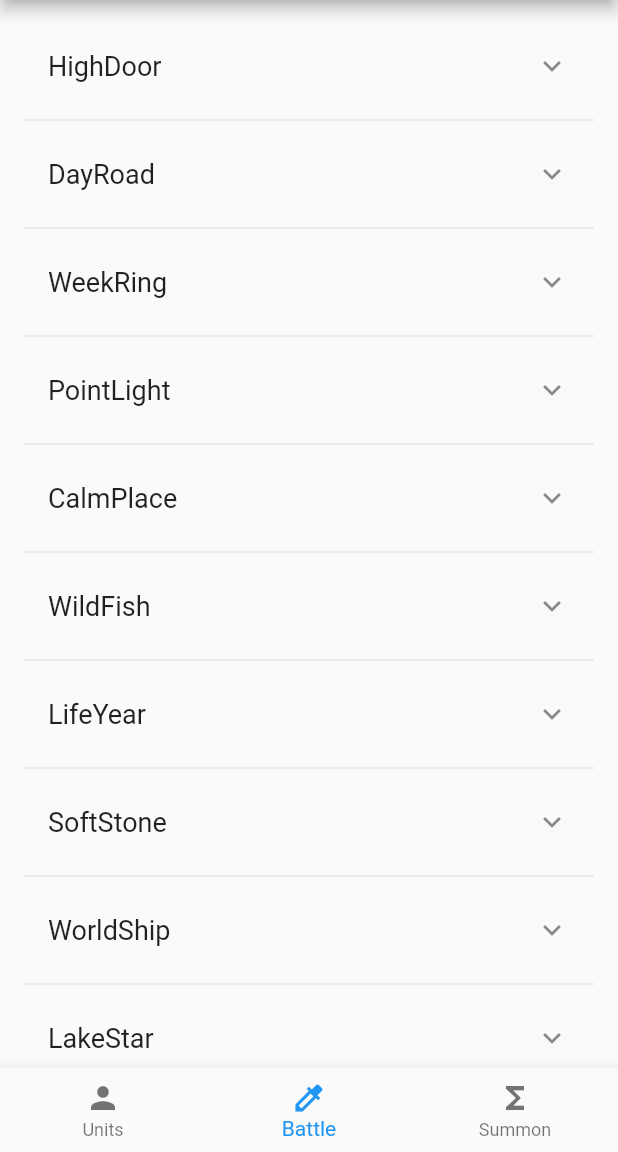
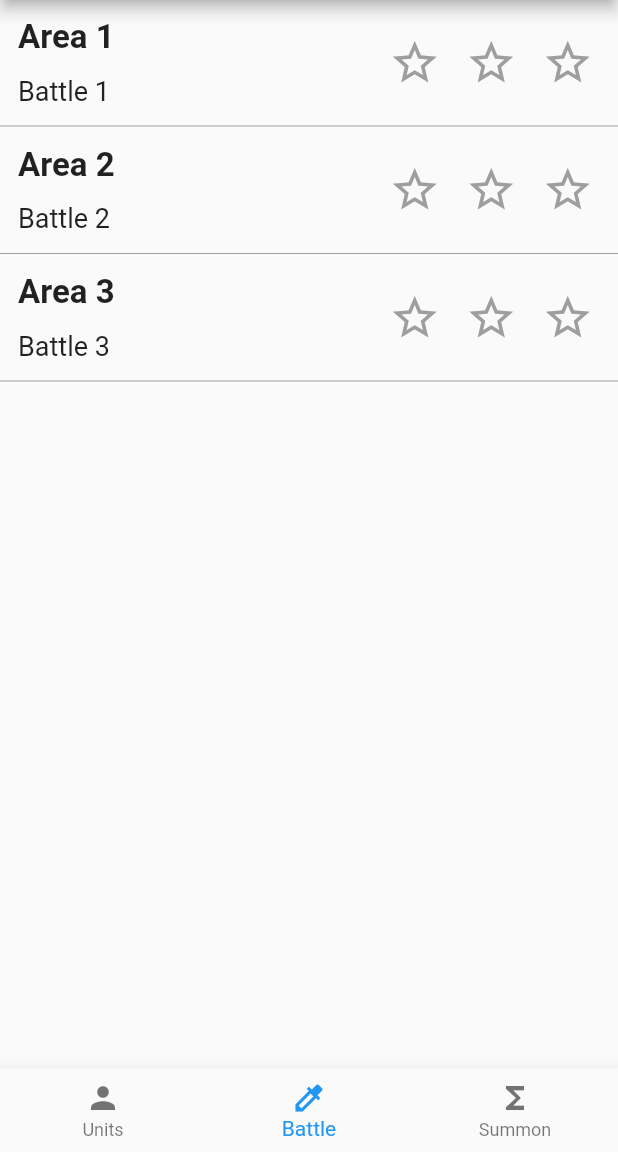
Before and after one commit to alachhman/Gacha-Game, a Flutter app: the screen it shows after launch, item 2 of the bottom bar chosen, on a phone screen of 412 x 824 dp, the part 84-1236 px from its top. Run offline on Flutter 3.47's test engine with Material 2 defaults, Android fonts, the phone set to English and light mode, and no system bars.

Commit message:
#1
Added base for unit grid and quest list

```diff
--- /dev/null
+++ b/lib/Example.dart
@@ -0,0 +1,86 @@
+import 'package:flutter/material.dart';
+
+class Placeholderexample extends StatelessWidget {
+  Placeholderexample();
+  final List<String> sendersList = ["Area 1", "Area 2", "Area 3"];
+  final List<String> subjectList = ["Battle 1", "Battle 2", "Battle 3"];
+  Widget build(BuildContext context) {
+    return Scaffold(
+      body: email(),
+    );
+  }
+  Widget email() {
+    return ListView.builder(
+      itemBuilder: (context, position) {
+        return Column(
+          children: <Widget>[
+            Row(
+              mainAxisAlignment: MainAxisAlignment.spaceBetween,
+              children: <Widget>[
+                Column(
+                  crossAxisAlignment: CrossAxisAlignment.start,
+                  children: <Widget>[
+                    Padding(
+                      padding:
+                      const EdgeInsets.fromLTRB(12.0, 12.0, 12.0, 6.0),
+                      child: Text(
+                        sendersList[position],
+                        style: TextStyle(
+                            fontSize: 22.0, fontWeight: FontWeight.bold),
+                      ),
+                    ),
+                    Padding(
+                      padding:
+                      const EdgeInsets.fromLTRB(12.0, 6.0, 12.0, 12.0),
+                      child: Text(
+                        subjectList[position],
+                        style: TextStyle(fontSize: 18.0),
+                      ),
+                    ),
+                  ],
+                ),
+                Padding(
+                  padding: const EdgeInsets.all(8.0),
+                  child: Row(
+                    mainAxisAlignment: MainAxisAlignment.spaceEvenly,
+                    children: <Widget>[
+                      Padding(
+                        padding: const EdgeInsets.all(8.0),
+                        child: Icon(
+                          Icons.star_border,
+                          size: 35.0,
+                          color: Colors.grey,
+                        ),
+                      ),
+                      Padding(
+                        padding: const EdgeInsets.all(8.0),
+                        child: Icon(
+                          Icons.star_border,
+                          size: 35.0,
+                          color: Colors.grey,
+                        ),
+                      ),
+                      Padding(
+                        padding: const EdgeInsets.all(8.0),
+                        child: Icon(
+                          Icons.star_border,
+                          size: 35.0,
+                          color: Colors.grey,
+                        ),
+                      ),
+                    ],
+                  ),
+                ),
+              ],
+            ),
+            Divider(
+              height: 2.0,
+              color: Colors.grey,
+            )
+          ],
+        );
+      },
+      itemCount: sendersList.length,
+    );
+  }
+}
--- a/lib/child1.dart
+++ b/lib/child1.dart
@@ -1,39 +1,39 @@
-import 'package:english_words/english_words.dart';
 import 'package:flutter/material.dart';
+import 'package:test_app/Example.dart';
 
 class PlaceholderWidget extends StatelessWidget {
   PlaceholderWidget();
-  final List<WordPair>_suggestions = <WordPair>[];
-  final Set<WordPair> _saved = new Set<WordPair>();
-  final _biggerFont = const TextStyle(fontSize: 18.0);
+  final List<String> unitNames = ["Cherche","Chrom"];
+  final List<String> unitImages = ["assets/cherche.png","assets/chrom.png"];
   @override
   Widget build(BuildContext context) {
     return Scaffold(
-      body: _buildSuggestions(),
+      body: _list(),
     );
   }
-  Widget _buildSuggestions() {
-    return ListView.builder(
-        padding: const EdgeInsets.all(16.0),
-        itemBuilder: (context, i) {
-          if (i.isOdd) return Divider();
-          final index = i ~/ 2; /*3*/
-          if (index >= _suggestions.length) {
-            _suggestions.addAll(generateWordPairs().take(10)); /*4*/
-          }
-          return _buildRow(_suggestions[index]);
-        });
+
+  Widget _list() {
+    return GridView.builder(
+      padding: const EdgeInsets.all(16.0),
+      itemBuilder: (context, i) {
+        return Card(
+          child: _card(unitNames[i], unitImages[i])
+        );
+      },
+      itemCount: unitNames.length,
+      gridDelegate: SliverGridDelegateWithFixedCrossAxisCount(crossAxisCount: 2),
+    );
   }
-  Widget _buildRow(WordPair pair){
-    final bool alreadySaved = _saved.contains(pair);
-    return ListTile(
-      title:Text(
-        pair.asPascalCase,
-        style: _biggerFont,
-      ),
-      trailing: new Icon(
-        alreadySaved ? Icons.favorite : Icons.keyboard_arrow_down,
-        color: alreadySaved ? Colors.red : null,
+  Widget _card(String string, String image){
+    return InkWell(
+      onTap: (){
+        print("tapped");
+      },
+      child: new Column(
+        children: <Widget>[
+          Text(string),
+          Image.asset(image)
+        ],
       ),
     );
   }
--- /dev/null
+++ b/lib/gacha.dart
@@ -0,0 +1,7 @@
+import 'package:flutter/material.dart';
+
+class gachaSys extends StatelessWidget{
+  Widget build(BuildContext context) {
+    return Text("System not Implemented yet");
+  }
+}
--- a/lib/main.dart
+++ b/lib/main.dart
@@ -1,6 +1,7 @@
 import 'package:flutter/material.dart';
-import 'package:english_words/english_words.dart';
+import 'Example.dart';
 import 'child1.dart';
+import 'gacha.dart';
 
 void main() => runApp(MyApp());
 
@@ -8,7 +9,7 @@ class MyApp extends StatelessWidget {
   @override
   Widget build(BuildContext context) {
     return MaterialApp(
-      title:'PlaceHolder',
+      debugShowCheckedModeBanner: false,
       home: RandomWords(),
     );
   }
@@ -18,15 +19,14 @@ class RandomWordsState extends State<RandomWords> {
   int _currentIndex = 0;
   final List<Widget> _children = [
     PlaceholderWidget(),
-    PlaceholderWidget(),
-    PlaceholderWidget(),
-    PlaceholderWidget()
+    Placeholderexample(),
+    gachaSys(),
   ];
   @override
   Widget build(BuildContext context) {
     return Scaffold(
       appBar: AppBar(
-        title: Text('Placeholder'),
+        title: Text("Placeholder"),
       ),
       body: _children[_currentIndex],
       bottomNavigationBar: BottomNavigationBar(
--- a/pubspec.yaml
+++ b/pubspec.yaml
@@ -39,9 +39,9 @@ flutter:
   uses-material-design: true
 
   # To add assets to your application, add an assets section, like this:
-  # assets:
-  #  - images/a_dot_burr.jpeg
-  #  - images/a_dot_ham.jpeg
+  assets:
+  - assets/cherche.png
+  - assets/chrom.png
 
   # An image asset can refer to one or more resolution-specific "variants", see
   # https://flutter.io/assets-and-images/#resolution-aware.
```
Also changed, not shown: assets/cherche.png (added), assets/chrom.png (added), 1 other file.
